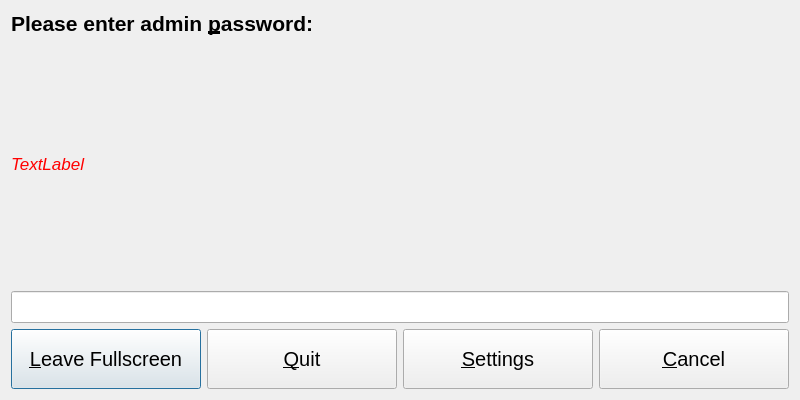
The window that adminDialog.ui (thomaslundgaard/Pimp) describes before a commit, drawn with Qt 5.
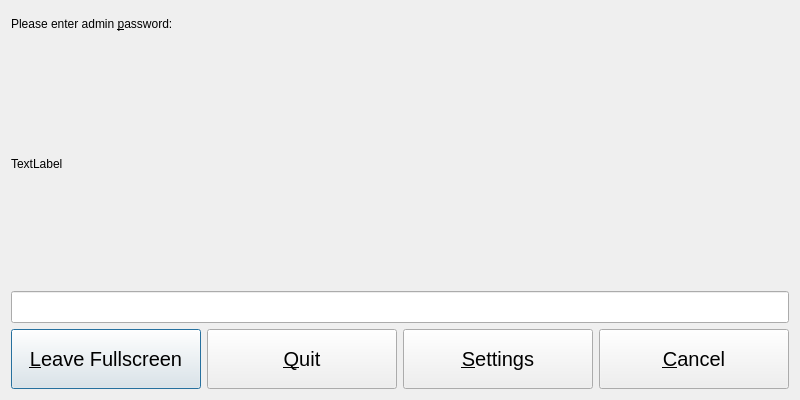
The same window after the commit. Icons and pictures are not drawn.

Commit message: moved all ui config (color, fonts, etc) to external stylesheet

The edit to the form file:
```diff
--- a/adminDialog.ui
+++ b/adminDialog.ui
@@ -25,13 +25,6 @@
   <property name="windowTitle">
    <string>Dialog</string>
   </property>
-  <property name="windowIcon">
-   <iconset resource="res.qrc">
-    <normaloff>:/res/karaoke.png</normaloff>:/res/karaoke.png</iconset>
-  </property>
-  <property name="styleSheet">
-   <string notr="true"/>
-  </property>
   <layout class="QVBoxLayout" name="verticalLayout">
    <item>
     <widget class="QLabel" name="label_2">
@@ -47,18 +40,6 @@
        <height>25</height>
       </size>
      </property>
-     <property name="font">
-      <font>
-       <pointsize>16</pointsize>
-       <weight>75</weight>
-       <italic>false</italic>
-       <bold>true</bold>
-       <underline>false</underline>
-      </font>
-     </property>
-     <property name="styleSheet">
-      <string notr="true">background-color: rgba(255, 255, 255, 0);</string>
-     </property>
      <property name="text">
       <string>Please enter admin &amp;password:</string>
      </property>
@@ -72,16 +53,6 @@
      <property name="enabled">
       <bool>true</bool>
      </property>
-     <property name="font">
-      <font>
-       <pointsize>13</pointsize>
-       <italic>true</italic>
-      </font>
-     </property>
-     <property name="styleSheet">
-      <string notr="true">color: rgb(255, 0, 0);
-background-color: rgba(255, 255, 255, 0);</string>
-     </property>
      <property name="text">
       <string>TextLabel</string>
      </property>
```
The commit also changes 5 other files.
